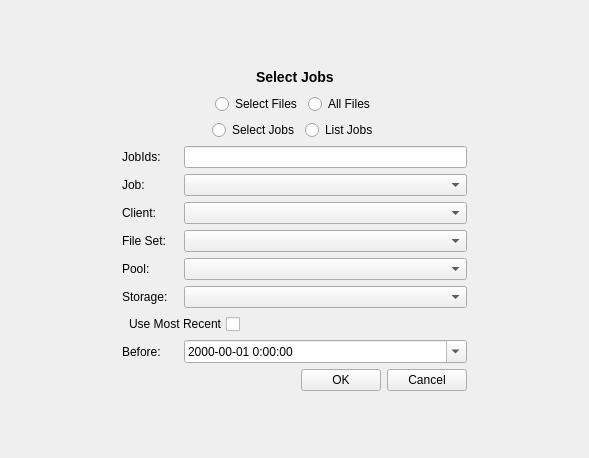
Qt form bacula/src/qt-console/restore/prerestore.ui (rkorzeniewski/bacula) before a commit.
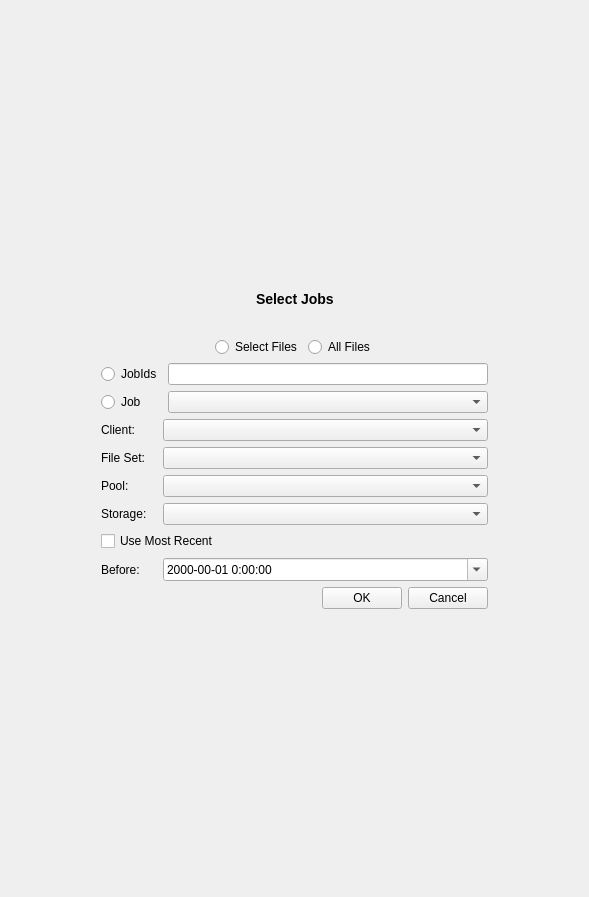
The same form after that commit.

Commit message: Move radio buttons to more intuitive location

```diff
--- a/bacula/src/qt-console/restore/prerestore.ui
+++ b/bacula/src/qt-console/restore/prerestore.ui
@@ -6,7 +6,7 @@
     <x>0</x>
     <y>0</y>
     <width>589</width>
-    <height>458</height>
+    <height>897</height>
    </rect>
   </property>
   <property name="windowTitle" >
@@ -22,59 +22,140 @@
    <property name="spacing" >
     <number>6</number>
    </property>
-   <item row="0" column="1" >
-    <spacer>
-     <property name="orientation" >
-      <enum>Qt::Vertical</enum>
+   <item rowspan="2" row="2" column="1" >
+    <layout class="QGridLayout" >
+     <property name="margin" >
+      <number>0</number>
      </property>
-     <property name="sizeHint" >
-      <size>
-       <width>20</width>
-       <height>40</height>
-      </size>
+     <property name="spacing" >
+      <number>6</number>
      </property>
-    </spacer>
-   </item>
-   <item row="1" column="2" >
-    <spacer>
-     <property name="orientation" >
-      <enum>Qt::Horizontal</enum>
-     </property>
-     <property name="sizeHint" >
-      <size>
-       <width>40</width>
-       <height>20</height>
-      </size>
-     </property>
-    </spacer>
-   </item>
    <item row="1" column="0" >
+      <widget class="QFrame" name="frame" >
+       <property name="frameShape" >
+        <enum>QFrame::NoFrame</enum>
+       </property>
+       <property name="frameShadow" >
+        <enum>QFrame::Plain</enum>
+       </property>
+       <layout class="QGridLayout" >
+        <property name="margin" >
+         <number>0</number>
+        </property>
+        <property name="spacing" >
+         <number>6</number>
+        </property>
+        <item row="0" column="2" >
+         <widget class="QRadioButton" name="allFilesRadio" >
+          <property name="text" >
+           <string>All Files</string>
+          </property>
+          <property name="checked" >
+           <bool>false</bool>
+          </property>
+         </widget>
+        </item>
+        <item row="0" column="1" >
+         <widget class="QRadioButton" name="selectFilesRadio" >
+          <property name="text" >
+           <string>Select Files</string>
+          </property>
+          <property name="checked" >
+           <bool>false</bool>
+          </property>
+         </widget>
+        </item>
+        <item row="0" column="3" >
     <spacer>
      <property name="orientation" >
       <enum>Qt::Horizontal</enum>
      </property>
      <property name="sizeHint" >
       <size>
-       <width>93</width>
-       <height>301</height>
+            <width>40</width>
+            <height>20</height>
       </size>
      </property>
     </spacer>
    </item>
-   <item row="2" column="1" >
+        <item row="0" column="0" >
     <spacer>
      <property name="orientation" >
-      <enum>Qt::Vertical</enum>
+           <enum>Qt::Horizontal</enum>
      </property>
      <property name="sizeHint" >
       <size>
-       <width>20</width>
-       <height>40</height>
+            <width>40</width>
+            <height>20</height>
       </size>
      </property>
     </spacer>
    </item>
+       </layout>
+      </widget>
+     </item>
+     <item row="2" column="0" >
+      <layout class="QGridLayout" >
+       <property name="margin" >
+        <number>0</number>
+       </property>
+       <property name="spacing" >
+        <number>6</number>
+       </property>
    <item row="1" column="1" >
+        <widget class="QComboBox" name="jobCombo" >
+         <property name="sizePolicy" >
+          <sizepolicy>
+           <hsizetype>7</hsizetype>
+           <vsizetype>0</vsizetype>
+           <horstretch>0</horstretch>
+           <verstretch>0</verstretch>
+          </sizepolicy>
+         </property>
+         <property name="maximumSize" >
+          <size>
+           <width>600</width>
+           <height>600</height>
+          </size>
+         </property>
+        </widget>
+       </item>
+       <item row="1" column="0" >
+        <widget class="QRadioButton" name="selectJobRadio" >
+         <property name="text" >
+          <string>Job</string>
+         </property>
+        </widget>
+       </item>
+       <item row="0" column="1" >
+        <widget class="QLineEdit" name="jobIdEdit" />
+       </item>
+       <item row="0" column="0" >
+        <widget class="QRadioButton" name="selectJobIdsRadio" >
+         <property name="text" >
+          <string>JobIds</string>
+         </property>
+        </widget>
+       </item>
+      </layout>
+     </item>
+     <item row="0" column="0" >
+      <spacer>
+       <property name="orientation" >
+        <enum>Qt::Vertical</enum>
+       </property>
+       <property name="sizeType" >
+        <enum>QSizePolicy::Fixed</enum>
+       </property>
+       <property name="sizeHint" >
+        <size>
+         <width>20</width>
+         <height>21</height>
+        </size>
+       </property>
+      </spacer>
+     </item>
+     <item row="3" column="0" >
     <layout class="QGridLayout" >
      <property name="margin" >
       <number>0</number>
@@ -82,30 +163,7 @@
      <property name="spacing" >
       <number>6</number>
      </property>
-     <item row="10" column="0" >
-      <widget class="QLabel" name="label_6" >
-       <property name="text" >
-        <string>Before:</string>
-       </property>
-       <property name="buddy" >
-        <cstring>beforeDateTime</cstring>
-       </property>
-      </widget>
-     </item>
-     <item row="8" column="1" colspan="2" >
-      <widget class="QComboBox" name="storageCombo" />
-     </item>
-     <item row="7" column="0" >
-      <widget class="QLabel" name="label_4" >
-       <property name="text" >
-        <string>Pool:</string>
-       </property>
-       <property name="buddy" >
-        <cstring>poolCombo</cstring>
-       </property>
-      </widget>
-     </item>
-     <item row="10" column="1" colspan="2" >
+       <item row="5" column="1" colspan="2" >
       <widget class="QDateTimeEdit" name="beforeDateTime" >
        <property name="minimumDate" >
         <date>
@@ -122,136 +180,17 @@
        </property>
       </widget>
      </item>
-     <item row="2" column="0" colspan="3" >
-      <widget class="QFrame" name="frame_2" >
-       <property name="frameShape" >
-        <enum>QFrame::NoFrame</enum>
-       </property>
-       <property name="frameShadow" >
-        <enum>QFrame::Plain</enum>
-       </property>
-       <property name="lineWidth" >
-        <number>0</number>
-       </property>
-       <layout class="QGridLayout" >
-        <property name="margin" >
-         <number>0</number>
-        </property>
-        <property name="spacing" >
-         <number>6</number>
-        </property>
-        <item row="0" column="0" >
-         <spacer>
-          <property name="orientation" >
-           <enum>Qt::Horizontal</enum>
-          </property>
-          <property name="sizeHint" >
-           <size>
-            <width>40</width>
-            <height>20</height>
-           </size>
-          </property>
-         </spacer>
-        </item>
-        <item row="0" column="1" >
-         <widget class="QRadioButton" name="selectJobsRadio" >
-          <property name="text" >
-           <string>Select Jobs</string>
-          </property>
-          <property name="checked" >
-           <bool>false</bool>
-          </property>
-         </widget>
-        </item>
-        <item row="0" column="2" >
-         <widget class="QRadioButton" name="listJobsRadio" >
-          <property name="text" >
-           <string>List Jobs</string>
-          </property>
-          <property name="checked" >
-           <bool>false</bool>
-          </property>
-         </widget>
-        </item>
-        <item row="0" column="3" >
-         <spacer>
-          <property name="orientation" >
-           <enum>Qt::Horizontal</enum>
-          </property>
-          <property name="sizeHint" >
-           <size>
-            <width>40</width>
-            <height>20</height>
-           </size>
-          </property>
-         </spacer>
-        </item>
-       </layout>
-      </widget>
-     </item>
-     <item row="3" column="1" colspan="2" >
-      <widget class="QLineEdit" name="jobIdEdit" />
-     </item>
-     <item row="6" column="1" colspan="2" >
-      <widget class="QComboBox" name="filesetCombo" />
-     </item>
-     <item row="4" column="0" >
-      <widget class="QLabel" name="label" >
-       <property name="text" >
-        <string>Job:</string>
-       </property>
-       <property name="buddy" >
-        <cstring>jobCombo</cstring>
-       </property>
-      </widget>
-     </item>
-     <item row="7" column="1" colspan="2" >
-      <widget class="QComboBox" name="poolCombo" />
-     </item>
-     <item row="9" column="0" colspan="2" >
+       <item row="4" column="0" colspan="2" >
       <widget class="QCheckBox" name="recentCheckBox" >
        <property name="layoutDirection" >
-        <enum>Qt::RightToLeft</enum>
+          <enum>Qt::LeftToRight</enum>
        </property>
        <property name="text" >
         <string>Use Most Recent</string>
        </property>
       </widget>
      </item>
-     <item row="9" column="2" >
-      <spacer>
-       <property name="orientation" >
-        <enum>Qt::Horizontal</enum>
-       </property>
-       <property name="sizeHint" >
-        <size>
-         <width>221</width>
-         <height>20</height>
-        </size>
-       </property>
-      </spacer>
-     </item>
-     <item row="8" column="0" >
-      <widget class="QLabel" name="label_5" >
-       <property name="text" >
-        <string>Storage:</string>
-       </property>
-       <property name="buddy" >
-        <cstring>storageCombo</cstring>
-       </property>
-      </widget>
-     </item>
-     <item row="3" column="0" >
-      <widget class="QLabel" name="label_7" >
-       <property name="text" >
-        <string>JobIds:</string>
-       </property>
-       <property name="buddy" >
-        <cstring>jobCombo</cstring>
-       </property>
-      </widget>
-     </item>
-     <item row="6" column="0" >
+       <item row="1" column="0" >
       <widget class="QLabel" name="label_3" >
        <property name="text" >
         <string>File Set:</string>
@@ -261,25 +200,72 @@
        </property>
       </widget>
      </item>
-     <item row="4" column="1" colspan="2" >
-      <widget class="QComboBox" name="jobCombo" >
-       <property name="sizePolicy" >
-        <sizepolicy>
-         <hsizetype>7</hsizetype>
-         <vsizetype>0</vsizetype>
-         <horstretch>0</horstretch>
-         <verstretch>0</verstretch>
-        </sizepolicy>
-       </property>
-       <property name="maximumSize" >
+       <item row="0" column="0" >
+        <widget class="QLabel" name="label_2" >
+         <property name="text" >
+          <string>Client:</string>
+         </property>
+         <property name="buddy" >
+          <cstring>clientCombo</cstring>
+         </property>
+        </widget>
+       </item>
+       <item row="0" column="1" colspan="2" >
+        <widget class="QComboBox" name="clientCombo" />
+       </item>
+       <item row="3" column="0" >
+        <widget class="QLabel" name="label_5" >
+         <property name="text" >
+          <string>Storage:</string>
+         </property>
+         <property name="buddy" >
+          <cstring>storageCombo</cstring>
+         </property>
+        </widget>
+       </item>
+       <item row="3" column="1" colspan="2" >
+        <widget class="QComboBox" name="storageCombo" />
+       </item>
+       <item row="5" column="0" >
+        <widget class="QLabel" name="label_6" >
+         <property name="text" >
+          <string>Before:</string>
+         </property>
+         <property name="buddy" >
+          <cstring>beforeDateTime</cstring>
+         </property>
+        </widget>
+       </item>
+       <item row="1" column="1" colspan="2" >
+        <widget class="QComboBox" name="filesetCombo" />
+       </item>
+       <item row="2" column="0" >
+        <widget class="QLabel" name="label_4" >
+         <property name="text" >
+          <string>Pool:</string>
+         </property>
+         <property name="buddy" >
+          <cstring>poolCombo</cstring>
+         </property>
+        </widget>
+       </item>
+       <item row="2" column="1" colspan="2" >
+        <widget class="QComboBox" name="poolCombo" />
+       </item>
+       <item row="4" column="2" >
+        <spacer>
+         <property name="orientation" >
+          <enum>Qt::Horizontal</enum>
+         </property>
+         <property name="sizeHint" >
         <size>
-         <width>600</width>
-         <height>600</height>
-        </size>
-       </property>
-      </widget>
-     </item>
-     <item row="11" column="0" colspan="3" >
+           <width>262</width>
+           <height>21</height>
+          </size>
+         </property>
+        </spacer>
+       </item>
+       <item row="6" column="0" colspan="3" >
       <layout class="QHBoxLayout" >
        <property name="margin" >
         <number>0</number>
@@ -316,10 +302,63 @@
        </item>
       </layout>
      </item>
-     <item row="5" column="1" colspan="2" >
-      <widget class="QComboBox" name="clientCombo" />
+      </layout>
      </item>
-     <item row="0" column="0" colspan="3" >
+    </layout>
+   </item>
+   <item row="4" column="1" >
+    <spacer>
+     <property name="orientation" >
+      <enum>Qt::Vertical</enum>
+     </property>
+     <property name="sizeHint" >
+      <size>
+       <width>71</width>
+       <height>41</height>
+      </size>
+     </property>
+    </spacer>
+   </item>
+   <item row="0" column="1" >
+    <spacer>
+     <property name="orientation" >
+      <enum>Qt::Vertical</enum>
+     </property>
+     <property name="sizeHint" >
+      <size>
+       <width>387</width>
+       <height>161</height>
+      </size>
+     </property>
+    </spacer>
+   </item>
+   <item row="3" column="2" >
+    <spacer>
+     <property name="orientation" >
+      <enum>Qt::Horizontal</enum>
+     </property>
+     <property name="sizeHint" >
+      <size>
+       <width>41</width>
+       <height>139</height>
+      </size>
+     </property>
+    </spacer>
+   </item>
+   <item row="2" column="0" >
+    <spacer>
+     <property name="orientation" >
+      <enum>Qt::Horizontal</enum>
+     </property>
+     <property name="sizeHint" >
+      <size>
+       <width>21</width>
+       <height>139</height>
+      </size>
+     </property>
+    </spacer>
+   </item>
+   <item row="1" column="1" >
       <layout class="QHBoxLayout" >
        <property name="margin" >
         <number>0</number>
@@ -365,82 +404,6 @@
           </size>
          </property>
         </spacer>
-       </item>
-      </layout>
-     </item>
-     <item row="1" column="0" colspan="3" >
-      <widget class="QFrame" name="frame" >
-       <property name="frameShape" >
-        <enum>QFrame::NoFrame</enum>
-       </property>
-       <property name="frameShadow" >
-        <enum>QFrame::Plain</enum>
-       </property>
-       <layout class="QGridLayout" >
-        <property name="margin" >
-         <number>0</number>
-        </property>
-        <property name="spacing" >
-         <number>6</number>
-        </property>
-        <item row="0" column="2" >
-         <widget class="QRadioButton" name="allFilesRadio" >
-          <property name="text" >
-           <string>All Files</string>
-          </property>
-          <property name="checked" >
-           <bool>false</bool>
-          </property>
-         </widget>
-        </item>
-        <item row="0" column="1" >
-         <widget class="QRadioButton" name="selectFilesRadio" >
-          <property name="text" >
-           <string>Select Files</string>
-          </property>
-          <property name="checked" >
-           <bool>false</bool>
-          </property>
-         </widget>
-        </item>
-        <item row="0" column="3" >
-         <spacer>
-          <property name="orientation" >
-           <enum>Qt::Horizontal</enum>
-          </property>
-          <property name="sizeHint" >
-           <size>
-            <width>40</width>
-            <height>20</height>
-           </size>
-          </property>
-         </spacer>
-        </item>
-        <item row="0" column="0" >
-         <spacer>
-          <property name="orientation" >
-           <enum>Qt::Horizontal</enum>
-          </property>
-          <property name="sizeHint" >
-           <size>
-            <width>40</width>
-            <height>20</height>
-           </size>
-          </property>
-         </spacer>
-        </item>
-       </layout>
-      </widget>
-     </item>
-     <item row="5" column="0" >
-      <widget class="QLabel" name="label_2" >
-       <property name="text" >
-        <string>Client:</string>
-       </property>
-       <property name="buddy" >
-        <cstring>clientCombo</cstring>
-       </property>
-      </widget>
      </item>
     </layout>
    </item>
```
Lines whose indentation alone changed are shown as unchanged. The commit also changes 2 other files.
